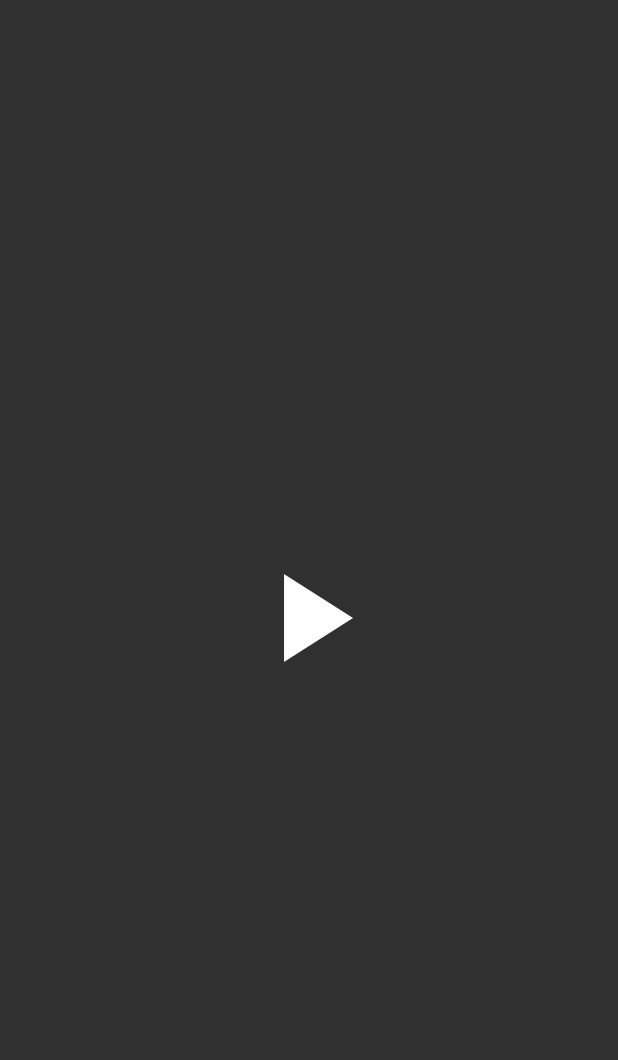
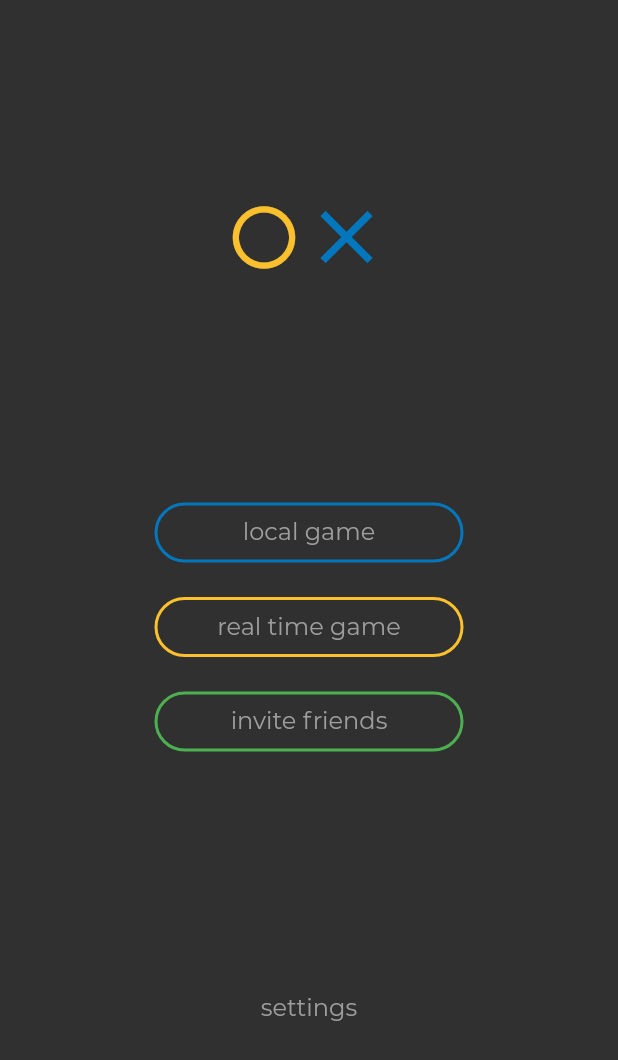
Before and after one commit to jakubjaniec/tictactoe, a Flutter app: the screen it shows after launch, on a phone screen of 412 x 824 dp. Shown: the top 1060 px of the screen. Run offline on Flutter 3.47's test engine with Material 2 defaults, Android fonts, the phone set to English and light mode, and no system bars; our stand-ins replace device_preview.

Commit message:
Start working on menu UI

```diff
--- a/lib/components/board_page/field.dart
+++ b/lib/components/board_page/field.dart
@@ -4,7 +4,7 @@ import 'dart:async';
 import 'package:provider/provider.dart';
 import 'package:TicTacToe/model.dart';
 
-import 'package:TicTacToe/components/board_page/shapes.dart';
+import 'package:TicTacToe/components/general/shapes.dart';
 
 class Field extends StatefulWidget {
   final int row;
--- a/lib/components/board_page/whoseMove.dart
+++ b/lib/components/board_page/whoseMove.dart
@@ -2,7 +2,7 @@ import 'package:flutter/material.dart';
 import 'package:TicTacToe/model.dart';
 import 'package:provider/provider.dart';
 
-import 'package:TicTacToe/components/board_page/shapes.dart';
+import 'package:TicTacToe/components/general/shapes.dart';
 
 class WhoseMove extends StatelessWidget {
   @override
--- a/lib/components/board_page/shapes.dart
+++ b/lib/components/general/shapes.dart
@@ -7,9 +7,7 @@ class XSign extends StatelessWidget {
 
   @override
   Widget build(BuildContext context) {
-    return Container(
-      child: Icon(Icons.close, size: shapeSize, color: Colors.lightBlue[800]),
-    );
+    return Icon(Icons.close, size: shapeSize, color: Colors.lightBlue[800]);
   }
 }
 
@@ -20,9 +18,7 @@ class Circle extends StatelessWidget {
 
   @override
   Widget build(BuildContext context) {
-    return Container(
-      child: Icon(Icons.panorama_fish_eye,
-          size: shapeSize, color: Colors.yellow[700]),
-    );
+    return Icon(Icons.panorama_fish_eye,
+        size: shapeSize, color: Colors.yellow[700]);
   }
 }
--- /dev/null
+++ b/lib/components/home_page/button.dart
@@ -0,0 +1,38 @@
+import 'package:flutter/material.dart';
+
+class Button extends StatelessWidget {
+  final String text;
+  final Color color;
+
+  Button(this.text, [this.color]);
+
+  @override
+  Widget build(BuildContext context) {
+    return Container(
+      margin: EdgeInsets.only(top: 15.0),
+      width: MediaQuery.of(context).size.width / 2,
+      child: FlatButton(
+        padding: EdgeInsets.symmetric(vertical: 10.0),
+        onPressed: () => Navigator.pushNamed(context, '/game'),
+        child: Text(
+          '$text',
+          style: TextStyle(
+              color: Colors.grey[500],
+              fontFamily: 'Montserrat',
+              fontSize: 16.0,
+              fontWeight: FontWeight.w400),
+        ),
+        shape: text != 'settings'
+            ? RoundedRectangleBorder(
+                side: BorderSide(
+                  color: color,
+                  width: 2,
+                  style: BorderStyle.solid,
+                ),
+                borderRadius: BorderRadius.circular(30.0),
+              )
+            : null,
+      ),
+    );
+  }
+}
--- /dev/null
+++ b/lib/components/home_page/buttonsWrapper.dart
@@ -0,0 +1,16 @@
+import 'package:flutter/material.dart';
+
+import 'package:TicTacToe/components/home_page/button.dart';
+
+class ButtonsWrapper extends StatelessWidget {
+  @override
+  Widget build(BuildContext context) {
+    return Column(
+      children: [
+        Button('local game', Colors.lightBlue[800]),
+        Button('real time game', Colors.yellow[700]),
+        Button('invite friends', Colors.green[500]),
+      ],
+    );
+  }
+}
--- /dev/null
+++ b/lib/components/home_page/shapesLogo.dart
@@ -0,0 +1,12 @@
+import 'package:flutter/material.dart';
+
+import 'package:TicTacToe/components/general/shapes.dart';
+
+class ShapesLogo extends StatelessWidget {
+  @override
+  Widget build(BuildContext context) {
+    return Row(
+      children: [Circle(50), XSign(60)],
+    );
+  }
+}
--- a/lib/pages/home.dart
+++ b/lib/pages/home.dart
@@ -1,18 +1,34 @@
 import 'package:flutter/material.dart';
+
+import 'package:TicTacToe/components/home_page/shapesLogo.dart';
+import 'package:TicTacToe/components/home_page/buttonsWrapper.dart';
+import 'package:TicTacToe/components/home_page/button.dart';
 
 class Home extends StatelessWidget {
   @override
   Widget build(BuildContext context) {
     return Scaffold(
       backgroundColor: Colors.grey[850],
-      body: Center(
-        child: IconButton(
-          onPressed: () => Navigator.pushNamed(context, '/game'),
-          icon: Icon(Icons.play_arrow),
-          color: Colors.white,
-          iconSize: 100,
-        ),
+      body: Row(
+        mainAxisAlignment: MainAxisAlignment.center,
+        children: [
+          Column(
+            mainAxisAlignment: MainAxisAlignment.spaceEvenly,
+            children: [
+              ShapesLogo(),
+              ButtonsWrapper(),
+              Button('settings'),
+            ],
+          ),
+        ],
       ),
     );
   }
 }
+
+// child: IconButton(
+//   onPressed: () => Navigator.pushNamed(context, '/game'),
+//   icon: Icon(Icons.play_arrow),
+//   color: Colors.white,
+//   iconSize: 100,
+// ),
```
Also changed, not shown: pubspec.yaml (+5 -5 lines).
